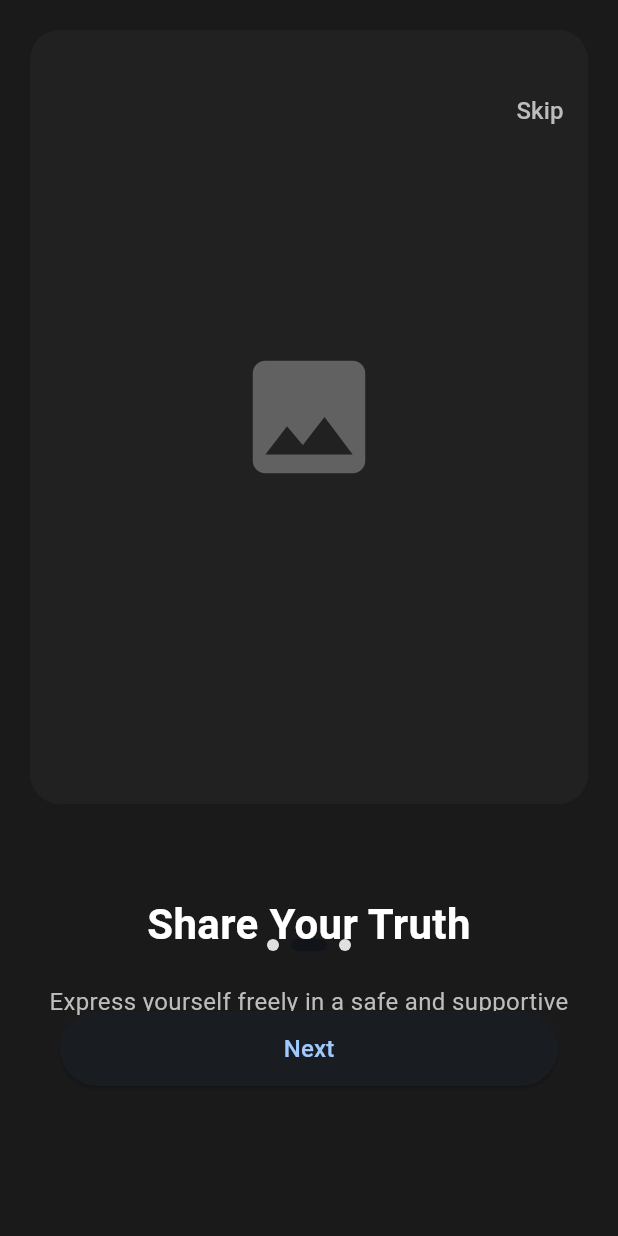
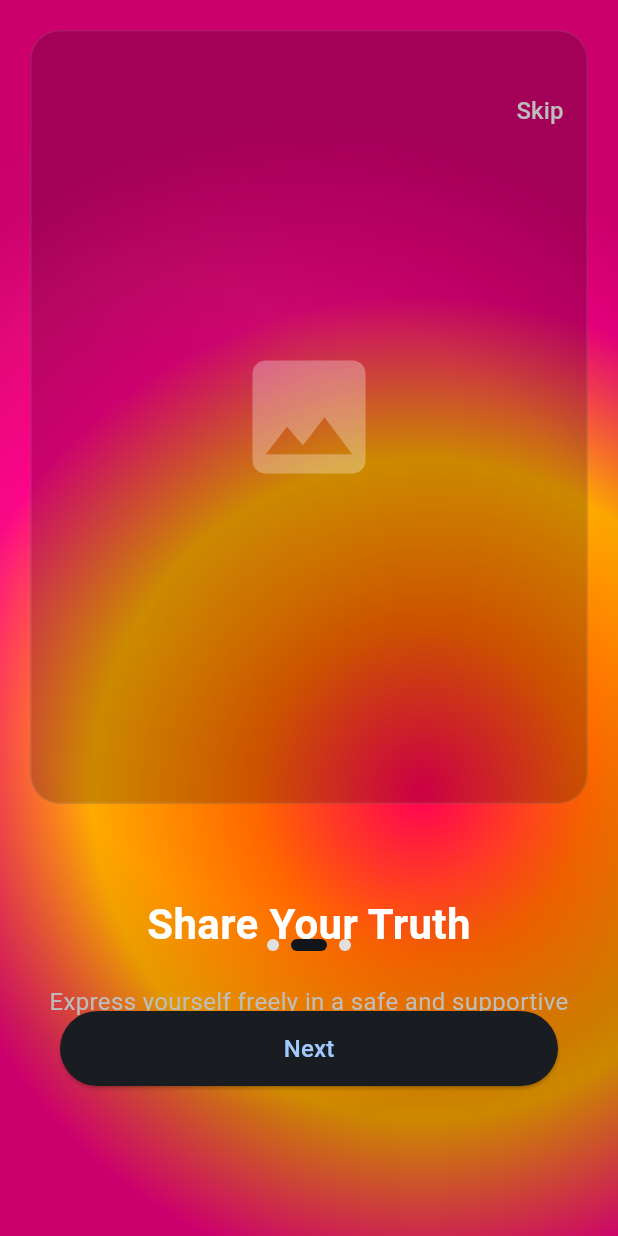
Before and after one commit to cthompson248/intruth-onboarding, a Flutter app: the screen it shows after launch, after a tap on "Next", on a phone screen of 412 x 824 dp. Run offline on Flutter 3.47's test engine with Material 3 defaults, Android fonts, the phone set to English and light mode, and no system bars.

Commit message:
moving gradient

```diff
--- a/intruth_onboarding/lib/onboarding/screens/onboarding_screen.dart
+++ b/intruth_onboarding/lib/onboarding/screens/onboarding_screen.dart
@@ -2,6 +2,7 @@ import 'package:flutter/material.dart';
 import '../models/onboarding_page_model.dart';
 import '../widgets/onboarding_page_widget.dart';
 import '../widgets/page_indicators.dart';
+import '../widgets/page_synced_gradient.dart';
 import '../controllers/onboarding_controller.dart';
 
 class OnboardingScreen extends StatefulWidget {
@@ -59,9 +60,19 @@ class _OnboardingScreenState extends State<OnboardingScreen> {
 
   @override
   Widget build(BuildContext context) {
-    return Scaffold(
-      body: Stack(
-        children: [
+    return Container(
+      color: Colors.black,
+      child: Scaffold(
+        backgroundColor: Colors.transparent,
+        body: Stack(
+          children: [
+            // Page-synced gradient background
+            Positioned.fill(
+              child: PageSyncedGradient(
+                currentPage: _controller.currentPage,
+                totalPages: widget.pages.length,
+              ),
+            ),
           PageView.builder(
             controller: _pageController,
             onPageChanged: _controller.setCurrentPage,
@@ -118,6 +129,7 @@ class _OnboardingScreenState extends State<OnboardingScreen> {
           ),
         ],
       ),
+      ),
     );
   }
 }
--- a/intruth_onboarding/lib/onboarding/widgets/onboarding_page_widget.dart
+++ b/intruth_onboarding/lib/onboarding/widgets/onboarding_page_widget.dart
@@ -11,9 +11,7 @@ class OnboardingPageWidget extends StatelessWidget {
 
   @override
   Widget build(BuildContext context) {
-    return Container(
-      color: page.backgroundColor,
-      child: SafeArea(
+    return SafeArea(
         child: Padding(
           padding: const EdgeInsets.all(20.0),
           child: Column(
@@ -25,14 +23,18 @@ class OnboardingPageWidget extends StatelessWidget {
                 Expanded(
                   child: Container(
                     decoration: BoxDecoration(
-                      color: Colors.grey[900],
+                      color: Colors.black.withOpacity(0.2),
                       borderRadius: BorderRadius.circular(20),
+                      border: Border.all(
+                        color: Colors.white.withOpacity(0.1),
+                        width: 1,
+                      ),
                     ),
                     child: Center(
                       child: Icon(
                         Icons.image,
                         size: 100,
-                        color: Colors.grey[700],
+                        color: Colors.white.withOpacity(0.3),
                       ),
                     ),
                   ),
@@ -61,7 +63,6 @@ class OnboardingPageWidget extends StatelessWidget {
             ],
           ),
         ),
-      ),
     );
   }
 }
--- /dev/null
+++ b/intruth_onboarding/lib/onboarding/widgets/page_synced_gradient.dart
@@ -0,0 +1,221 @@
+import 'package:flutter/material.dart';
+import 'dart:math' as math;
+import 'dart:ui' as ui;
+
+class PageSyncedGradient extends StatefulWidget {
+  final int currentPage;
+  final int totalPages;
+  final Widget? child;
+
+  const PageSyncedGradient({
+    Key? key,
+    required this.currentPage,
+    required this.totalPages,
+    this.child,
+  }) : super(key: key);
+
+  @override
+  State<PageSyncedGradient> createState() => _PageSyncedGradientState();
+}
+
+class _PageSyncedGradientState extends State<PageSyncedGradient>
+    with TickerProviderStateMixin {
+  late AnimationController _baseController;
+  late AnimationController _pageController;
+  late Animation<double> _baseAnimation;
+  late Animation<double> _pageAnimation;
+
+  // Color schemes for each page
+  final List<List<Color>> pageColorSchemes = [
+    // Page 1 - Welcome (Cool blues and purples)
+    [
+      Color(0xFF6A00FF),
+      Color(0xFF00D4FF),
+      Color(0xFF0066FF),
+      Color(0xFF8800FF),
+    ],
+    // Page 2 - Share Your Truth (Warm oranges and pinks)
+    [
+      Color(0xFFFF0055),
+      Color(0xFFFF6600),
+      Color(0xFFFFAA00),
+      Color(0xFFFF0088),
+    ],
+    // Page 3 - Build Connections (Greens and teals)
+    [
+      Color(0xFF00FF88),
+      Color(0xFF00D4FF),
+      Color(0xFF00AA44),
+      Color(0xFF00FFCC),
+    ],
+  ];
+
+  @override
+  void initState() {
+    super.initState();
+    _baseController = AnimationController(
+      duration: Duration(seconds: 8),
+      vsync: this,
+    )..repeat();
+
+    _pageController = AnimationController(
+      duration: Duration(milliseconds: 600),
+      vsync: this,
+    );
+
+    _baseAnimation = Tween<double>(
+      begin: 0.0,
+      end: 1.0,
+    ).animate(CurvedAnimation(
+      parent: _baseController,
+      curve: Curves.linear,
+    ));
+
+    _pageAnimation = Tween<double>(
+      begin: 0.0,
+      end: 1.0,
+    ).animate(CurvedAnimation(
+      parent: _pageController,
+      curve: Curves.easeInOut,
+    ));
+  }
+
+  @override
+  void didUpdateWidget(PageSyncedGradient oldWidget) {
+    super.didUpdateWidget(oldWidget);
+    if (oldWidget.currentPage != widget.currentPage) {
+      _pageController.forward(from: 0.0);
+    }
+  }
+
+  @override
+  void dispose() {
+    _baseController.dispose();
+    _pageController.dispose();
+    super.dispose();
+  }
+
+  List<Color> _getCurrentColors() {
+    final pageIndex = widget.currentPage.clamp(0, pageColorSchemes.length - 1);
+    return pageColorSchemes[pageIndex];
+  }
+
+  @override
+  Widget build(BuildContext context) {
+    return AnimatedBuilder(
+      animation: Listenable.merge([_baseAnimation, _pageAnimation]),
+      builder: (context, child) {
+        return Container(
+          width: double.infinity,
+          height: double.infinity,
+          // Remove debug background color
+          child: CustomPaint(
+            painter: PageSyncedGradientPainter(
+              baseAnimation: _baseAnimation,
+              pageAnimation: _pageAnimation,
+              colors: _getCurrentColors(),
+              currentPage: widget.currentPage,
+            ),
+            child: widget.child,
+          ),
+        );
+      },
+    );
+  }
+}
+
+class PageSyncedGradientPainter extends CustomPainter {
+  final Animation<double> baseAnimation;
+  final Animation<double> pageAnimation;
+  final List<Color> colors;
+  final int currentPage;
+
+  PageSyncedGradientPainter({
+    required this.baseAnimation,
+    required this.pageAnimation,
+    required this.colors,
+    required this.currentPage,
+  });
+
+  @override
+  void paint(Canvas canvas, Size size) {
+    final rect = Rect.fromLTWH(0, 0, size.width, size.height);
+
+    // Base animated value for continuous motion
+    final baseValue = baseAnimation.value * 2 * math.pi;
+
+    // Page transition effect
+    final pageTransition = pageAnimation.value;
+
+    // Create flowing gradient with more movement
+    final center = Offset(
+      size.width * (0.5 + math.sin(baseValue) * 0.2),
+      size.height * (0.5 + math.cos(baseValue * 0.7) * 0.2),
+    );
+
+    // Calculate gradient colors with smooth transitions
+    final gradientColors = <Color>[];
+    final colorStops = <double>[];
+
+    for (int i = 0; i < colors.length; i++) {
+      final t = (i / (colors.length - 1));
+      gradientColors.add(colors[i].withOpacity(0.8 + pageTransition * 0.2));
+      colorStops.add(t);
+    }
+
+    // Main gradient
+    final paint = Paint()
+      ..shader = ui.Gradient.radial(
+        center,
+        size.width * 0.8,
+        gradientColors,
+        colorStops,
+        TileMode.clamp,
+      )
+      ..style = PaintingStyle.fill;
+
+    canvas.drawRect(rect, paint);
+
+    // Add overlay gradient for depth
+    final overlayCenter = Offset(
+      size.width * (0.5 - math.sin(baseValue * 1.2) * 0.25),
+      size.height * (0.5 - math.cos(baseValue * 0.9) * 0.25),
+    );
+
+    final overlayPaint = Paint()
+      ..shader = ui.Gradient.radial(
+        overlayCenter,
+        size.width * 0.6,
+        [
+          colors[0].withOpacity(0.3 * (1 - pageTransition)),
+          colors[1].withOpacity(0.1),
+          Colors.transparent,
+        ],
+        [0.0, 0.5, 1.0],
+        TileMode.clamp,
+      )
+      ..blendMode = BlendMode.screen;
+
+    canvas.drawRect(rect, overlayPaint);
+
+    // Add subtle vignette
+    final vignettePaint = Paint()
+      ..shader = ui.Gradient.radial(
+        Offset(size.width / 2, size.height / 2),
+        size.width * 0.8,
+        [
+          Colors.transparent,
+          Colors.black.withOpacity(0.2),
+        ],
+        [0.6, 1.0],
+        TileMode.clamp,
+      );
+
+    canvas.drawRect(rect, vignettePaint);
+  }
+
+  @override
+  bool shouldRepaint(PageSyncedGradientPainter oldDelegate) {
+    return true; // Always repaint for smooth animation
+  }
+}
```
Also changed, not shown: intruth_onboarding/lib/onboarding/widgets/chroma_gradient_background.dart (added, +211 -0 lines), intruth_onboarding/pubspec.lock, 2 other files.
